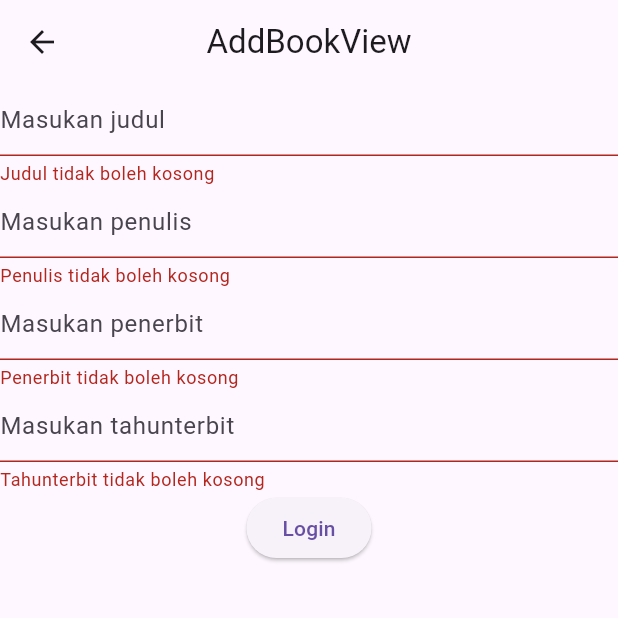
After one commit to yulianbkngrngn/petugas_perpustakaan_app, a Flutter app: the AddBookView screen opened by its route, after a tap on "Login", on a phone screen of 412 x 824 dp, the top half of it. The commit adds this screen. Run offline on Flutter 3.47's test engine with Material 3 defaults, Android fonts, the light colour scheme and no system bars; our stand-ins replace dio, get, get_storage, pretty_dio_logger; accounts and stored records are empty.

Commit message:
login buku

```diff
--- /dev/null
+++ b/lib/app/modules/add_book/bindings/add_book_binding.dart
@@ -0,0 +1,12 @@
+import 'package:get/get.dart';
+
+import '../controllers/add_book_controller.dart';
+
+class AddBookBinding extends Bindings {
+  @override
+  void dependencies() {
+    Get.lazyPut<AddBookController>(
+      () => AddBookController(),
+    );
+  }
+}
--- /dev/null
+++ b/lib/app/modules/add_book/controllers/add_book_controller.dart
@@ -0,0 +1,65 @@
+import 'package:flutter/cupertino.dart';
+import 'package:flutter/material.dart';
+import 'package:get/get.dart';
+import 'package:dio/dio.dart' as dio;
+import 'package:petugas_perpustakaan_app/app/data/constant/endpoint.dart';
+import 'package:petugas_perpustakaan_app/app/data/provider/ap-_provider.dart';
+
+class AddBookController extends GetxController {
+  //TODO: Implement AddBookController
+  final GlobalKey<FormState> formKey = GlobalKey<FormState>();
+  final TextEditingController judulController = TextEditingController();
+  final TextEditingController penulisController = TextEditingController();
+  final TextEditingController penerbitController = TextEditingController();
+  final TextEditingController tahunController = TextEditingController();
+
+  final count = 0.obs;
+  @override
+  void onInit() {
+    super.onInit();
+  }
+
+  @override
+  void onReady() {
+    super.onReady();
+  }
+
+  @override
+  void onClose() {
+    super.onClose();
+  }
+
+  void increment() => count.value++;
+  final LoadingBook = false.obs;
+  addBook() async {
+    LoadingBook(true);
+    try{
+      FocusScope.of(Get.context!).unfocus();
+      formKey.currentState?.save();
+      if (formKey.currentState!.validate()) {
+        final response = await ApiProvider.instance().post(Endpoint.book,
+            data:
+            {
+            "judul": judulController.text.toString(),
+            "penulis":penulisController.text.toString(),
+            "penerbit":penerbitController.text.toString(),
+            "tahun_terbit": int.parse(tahunController.text.toString())
+        }
+        );
+        if (response.statusCode == 201) {
+          Get.back();
+        } else {
+          Get.snackbar("Sorry", "Gagal Menambah Data", backgroundColor: Colors.orange);
+        }
+      }
+      LoadingBook(false);
+    } on dio.DioException catch (e) {
+      LoadingBook(false);
+      Get.snackbar("Sorry", e.message ?? "", backgroundColor: Colors.red);
+    } catch (e) {
+      LoadingBook(false);
+      Get.snackbar("Error", e.toString(), backgroundColor: Colors.red);
+      throw Exception('Error: $e');
+    }
+  }
+}
--- /dev/null
+++ b/lib/app/modules/add_book/views/add_book_view.dart
@@ -0,0 +1,73 @@
+import 'package:flutter/material.dart';
+
+import 'package:get/get.dart';
+
+import '../controllers/add_book_controller.dart';
+
+class AddBookView extends GetView<AddBookController> {
+  const AddBookView({Key? key}) : super(key: key);
+  @override
+  Widget build(BuildContext context) {
+    return Scaffold(
+      appBar: AppBar(
+        title: const Text('AddBookView'),
+        centerTitle: true,
+      ),
+      body: Form(
+            key: controller.formKey,
+            child: Column(
+              children: [
+                TextFormField(
+                  controller: controller.judulController,
+                  decoration: InputDecoration(hintText: "Masukan judul"),
+                  validator: (value) {
+                    if (value!.isEmpty) {
+                      return "Judul tidak boleh kosong";
+                    }
+                    return null;
+                  },
+                ),
+                TextFormField(
+                  controller: controller.penulisController,
+                  decoration: InputDecoration(hintText: "Masukan penulis"),
+                  validator: (value) {
+                    if (value!.isEmpty) {
+                      return "Penulis tidak boleh kosong";
+                    }
+                    return null;
+                  },
+                ),
+    TextFormField(
+                  controller: controller.penerbitController,
+                  decoration: InputDecoration(hintText: "Masukan penerbit"),
+                  validator: (value) {
+                    if (value!.isEmpty) {
+                      return "Penerbit tidak boleh kosong";
+                    }
+                    return null;
+                  },
+                ),
+    TextFormField(
+                  controller: controller.tahunController,
+                  decoration: InputDecoration(hintText: "Masukan tahunterbit"),
+                  validator: (value) {
+                    if (value!.isEmpty) {
+                      return "Tahunterbit tidak boleh kosong";
+                    }
+                    return null;
+                  },
+                ),
+                Obx(() =>
+                controller.LoadingBook.value?
+                CircularProgressIndicator():
+                ElevatedButton(onPressed: () {
+                      controller.addBook();
+                    },
+                    child: Text("Login")))
+
+              ],
+            ),
+          )
+    );
+  }
+}
--- a/lib/app/routes/app_routes.dart
+++ b/lib/app/routes/app_routes.dart
@@ -5,10 +5,16 @@ abstract class Routes {
   Routes._();
   static const HOME = _Paths.HOME;
   static const LOGIN = _Paths.LOGIN;
+  static const BOOK = _Paths.BOOK;
+  static const ADD_BOOK = _Paths.ADD_BOOK;
+  static const PEMINJAMAN = _Paths.PEMINJAMAN;
 }
 
 abstract class _Paths {
   _Paths._();
   static const HOME = '/home';
   static const LOGIN = '/login';
+  static const BOOK = '/book';
+  static const ADD_BOOK = '/add-book';
+  static const PEMINJAMAN = '/peminjaman';
 }
--- a/lib/main.dart
+++ b/lib/main.dart
@@ -1,10 +1,12 @@
 import 'package:flutter/material.dart';
 
 import 'package:get/get.dart';
+import 'package:get_storage/get_storage.dart';
 
 import 'app/routes/app_pages.dart';
 
 void main() {
+  GetStorage.init();
   runApp(
     GetMaterialApp(
       title: "Application",
```
Also changed, not shown: lib/app/data/model/response_book.dart (+5 -5 lines), lib/app/modules/book/bindings/book_binding.dart (added, +12 -0 lines), lib/app/modules/book/controllers/book_controller.dart (added, +51 -0 lines), lib/app/modules/book/views/book_view.dart (added, +32 -0 lines), lib/app/modules/home/views/home_view.dart (+10 -5 lines), lib/app/modules/login/controllers/login_controller.dart (+8 -0 lines), lib/app/modules/peminjaman/bindings/peminjaman_binding.dart (added, +12 -0 lines), lib/app/modules/peminjaman/controllers/peminjaman_controller.dart (added, +52 -0 lines), lib/app/modules/peminjaman/views/peminjaman_view.dart (added, +28 -0 lines), lib/app/routes/app_pages.dart (+21 -0 lines).
